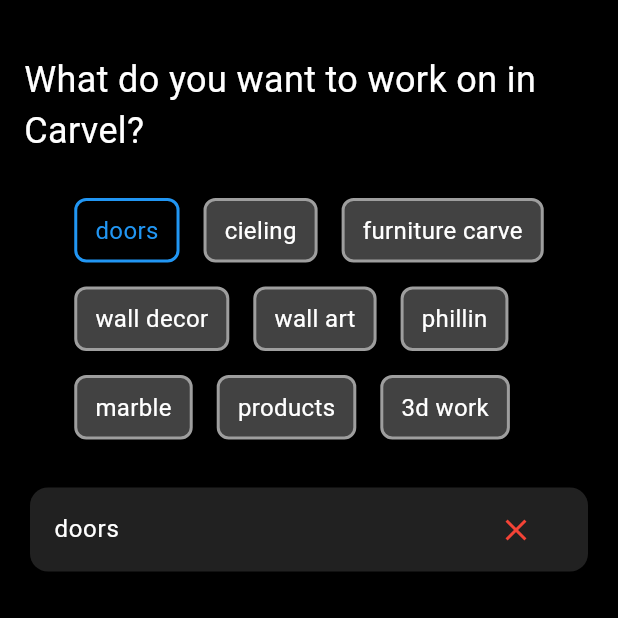
After one commit to wael-saif23/some-logic, a Flutter app: the MultiSelections screen opened directly, after a tap on "doors", on a phone screen of 412 x 824 dp, the top half of it. The commit adds this screen. Run offline on Flutter 3.47's test engine with Material 3 defaults, Android fonts, the phone set to English and light mode, and no system bars.

Commit message:
Add MultiSelections widget for enhanced shape selection functionality

```diff
--- a/lib/core/layout/main_shell.dart
+++ b/lib/core/layout/main_shell.dart
@@ -1,6 +1,7 @@
 import 'package:flutter/material.dart';
 import 'package:some_logic/views/%D9%8DSingle_selections.dart';
 import 'package:some_logic/views/image_selection.dart';
+import 'package:some_logic/views/multi_selections.dart';
 import 'package:some_logic/views/toggle_selections.dart';
 
 class MainShell extends StatefulWidget {
@@ -17,6 +18,7 @@ class _MainShellState extends State<MainShell> {
     SingleSelections(),
     ImageSelections(),
     ToggleSelections(),
+    MultiSelections(),
   ];
 
   int _currentIndex = 0;
--- /dev/null
+++ b/lib/views/multi_selections.dart
@@ -0,0 +1,153 @@
+import 'package:flutter/material.dart';
+
+class MultiSelections extends StatefulWidget {
+  const MultiSelections({super.key});
+
+  @override
+  State<MultiSelections> createState() => _MultiSelectionsState();
+}
+
+class _MultiSelectionsState extends State<MultiSelections> {
+  List<String> services = [
+    "doors",
+    "cieling",
+    "furniture carve",
+    "wall decor",
+    "wall art",
+    "phillin",
+    "marble",
+    "products",
+    "3d work",
+  ];
+
+  Set<String> selectedItems = {};
+
+  @override
+  Widget build(BuildContext context) {
+    return Scaffold(
+      backgroundColor: Colors.black,
+      body: SafeArea(
+        child: Padding(
+          padding: const EdgeInsets.all(16.0),
+          child: Column(
+            children: [
+              Padding(padding: EdgeInsets.only(top: 20)),
+              Text(
+                "What do you want to work on in Carvel?",
+                style: TextStyle(color: Colors.white, fontSize: 24),
+              ),
+              SizedBox(height: 20),
+              Wrap(
+                children: List.generate(services.length, (int index) {
+                  String item = services.elementAt(index);
+                  bool isSelected = selectedItems.contains(item);
+                  return GestureDetector(
+                    onTap: () {
+                      setState(() {
+                        if (selectedItems.contains(item)) {
+                          selectedItems.remove(item);
+                        } else {
+                          selectedItems.add(item);
+                        }
+                      });
+                    },
+                    child: Container(
+                      decoration: BoxDecoration(
+                        color:
+                            isSelected ? Colors.transparent : Colors.grey[800],
+                        borderRadius: BorderRadius.circular(8.0),
+                        border: Border.all(
+                          color: isSelected ? Colors.blue : Colors.grey,
+                          width: 2.0,
+                        ),
+                      ),
+                      padding: const EdgeInsets.symmetric(
+                        horizontal: 12.0,
+                        vertical: 8.0,
+                      ),
+                      margin: const EdgeInsets.all(8.0),
+                      child: Text(
+                        item,
+                        style: TextStyle(
+                          color: isSelected ? Colors.blue : Colors.white,
+                          fontSize: 16,
+                        ),
+                      ),
+
+                      // ChoiceChip(
+                      //   label: Text(
+                      //     services[index],
+                      //     style: TextStyle(color: Colors.white),
+                      //   ),
+                      //   selected: selectedItems.contains(services[index]),
+                      //   onSelected: (bool selected) {
+                      //     setState(() {
+                      //       if (selected) {
+                      //         selectedItems.add(services[index]);
+                      //       } else {
+                      //         selectedItems.remove(services[index]);
+                      //       }
+                      //     });
+                      //   },
+                      //   backgroundColor: Colors.grey[800],
+                      //   selectedColor: Colors.blueAccent,
+                      // ),
+                    ),
+                  );
+                }),
+              ),
+              SizedBox(height: 20),
+              Expanded(
+                child: SingleChildScrollView(
+                  child: Column(
+                    children:
+                        selectedItems.map((String item) {
+                          return Card(
+                            color: Colors.grey[900],
+                            child: ListTile(
+                              title: Text(
+                                item,
+                                style: TextStyle(color: Colors.white),
+                              ),
+                              trailing: IconButton(
+                                icon: Icon(Icons.close, color: Colors.red),
+                                onPressed: () {
+                                  setState(() {
+                                    selectedItems.remove(item);
+                                  });
+                                },
+                              ),
+                            ),
+                          );
+                        }).toList(),
+
+                    // List.generate(selectedItems.length, (int index) {
+                    //   String item = selectedItems.elementAt(index);
+                    //   return Card(
+                    //     color: Colors.grey[900],
+                    //     child: ListTile(
+                    //       title: Text(
+                    //         item,
+                    //         style: TextStyle(color: Colors.white),
+                    //       ),
+                    //       trailing: IconButton(
+                    //         icon: Icon(Icons.close, color: Colors.red),
+                    //         onPressed: () {
+                    //           setState(() {
+                    //             selectedItems.remove(item);
+                    //           });
+                    //         },
+                    //       ),
+                    //     ),
+                    //   );
+                    // },
+                  ),
+                ),
+              ),
+            ],
+          ),
+        ),
+      ),
+    );
+  }
+}
```
